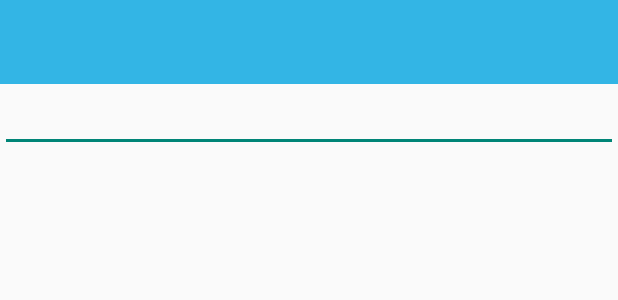
After one commit to mccorby/WordCounter, an Android app: the layout activity_choose_network.xml on its own in the app's theme, with its tools: preview values and no code run, on a phone screen of 412 x 824 dp. The commit adds this screen. Shown: the top 300 px of the screen. Run offline under Robolectric (Android 15) with nearby library versions, the phone set to English and light mode, and no system bars.

Commit message:
Allow choosing a local file or a url

```diff
--- a/app/src/main/java/com/mccorby/wordcounter/app/Constants.java
+++ b/app/src/main/java/com/mccorby/wordcounter/app/Constants.java
@@ -4,4 +4,6 @@ package com.mccorby.wordcounter.app;
  * Created by JAC on 11/06/2015.
  */
 public class Constants {
+
+    public static final String SELECTED_URL = "selectedUrl";
 }
--- /dev/null
+++ b/app/src/main/res/layout/activity_choose_network.xml
@@ -0,0 +1,21 @@
+<RelativeLayout xmlns:android="http://schemas.android.com/apk/res/android"
+                xmlns:tools="http://schemas.android.com/tools"
+                android:layout_width="match_parent"
+                android:layout_height="match_parent"
+                tools:context="com.mccorby.wordcounter.app.views.chooser.ChooseNetworkActivity">
+
+    <android.support.v7.widget.Toolbar
+        android:id="@+id/action_toolbar"
+        android:layout_width="match_parent"
+        android:layout_height="wrap_content"
+        style="@style/ToolbarStyle"
+        >
+    </android.support.v7.widget.Toolbar>
+
+    <EditText
+        android:id="@+id/activity_choose_network_url_et"
+        android:layout_width="match_parent"
+        android:layout_height="wrap_content"
+        android:inputType="textUri"
+        android:layout_below="@id/action_toolbar"/>
+</RelativeLayout>
--- a/app/src/main/res/values/styles.xml
+++ b/app/src/main/res/values/styles.xml
@@ -12,4 +12,5 @@
     <style name="ToolbarStyle">
         <item name="android:background">@android:color/holo_blue_light</item>
     </style>
+
 </resources>
```
Also changed, not shown: app/build.gradle (+5 -5 lines), app/src/main/AndroidManifest.xml (+6 -3 lines), app/src/main/java/com/mccorby/wordcounter/app/views/MainPresenter.java (+32 -0 lines), app/src/main/java/com/mccorby/wordcounter/app/views/WordOccurrenceListFragment.java (+58 -1 lines), app/src/main/java/com/mccorby/wordcounter/app/views/chooser/ChooseNetworkActivity.java (added, +69 -0 lines), app/src/main/res/menu/menu_choose_network.xml (added, +9 -0 lines), app/src/main/res/menu/menu_main.xml (+14 -4 lines), app/src/main/res/values/strings.xml (+9 -3 lines), app/src/main/res/drawable-hdpi/back.png (added).
